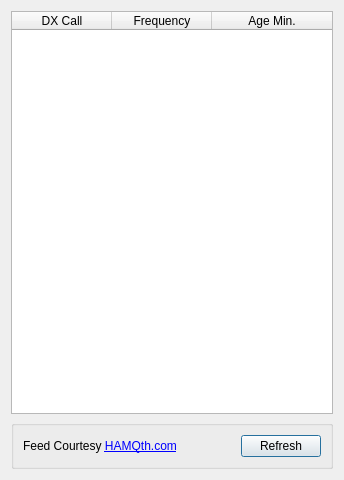
Qt form rbndialog.ui (guitarpicva/RPiKeyerTerm) before a commit.
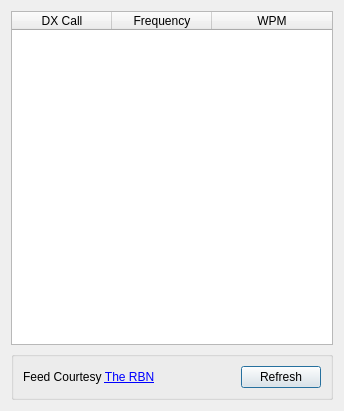
The same form after that commit.

Commit message: new RBN feed

The edit to the form file:
```diff
--- a/rbndialog.ui
+++ b/rbndialog.ui
@@ -7,7 +7,7 @@
     <x>0</x>
     <y>0</y>
     <width>344</width>
-    <height>480</height>
+    <height>411</height>
    </rect>
   </property>
   <property name="windowTitle">
@@ -40,6 +40,9 @@
      <property name="cornerButtonEnabled">
       <bool>false</bool>
      </property>
+     <property name="rowCount">
+      <number>0</number>
+     </property>
      <attribute name="horizontalHeaderStretchLastSection">
       <bool>true</bool>
      </attribute>
@@ -73,7 +76,7 @@
      </column>
      <column>
       <property name="text">
-       <string notr="true">Age Min.</string>
+       <string notr="true">WPM</string>
       </property>
       <property name="toolTip">
        <string notr="true"/>
@@ -93,7 +96,7 @@
       <item>
        <widget class="QLabel" name="label">
         <property name="text">
-         <string>&lt;html&gt;&lt;head/&gt;&lt;body&gt;&lt;p&gt;Feed Courtesy &lt;a href=https://www.hamqth.com/dxcluster.php#rbn&gt;HAMQth.com&lt;/body&gt;&lt;/html&gt;</string>
+         <string>&lt;html&gt;&lt;head/&gt;&lt;body&gt;&lt;p&gt;Feed Courtesy &lt;a href=https://www.reversebeacon.net&gt;The RBN&lt;/body&gt;&lt;/html&gt;</string>
         </property>
         <property name="openExternalLinks">
          <bool>true</bool>
```
The commit also changes 2 other files.
